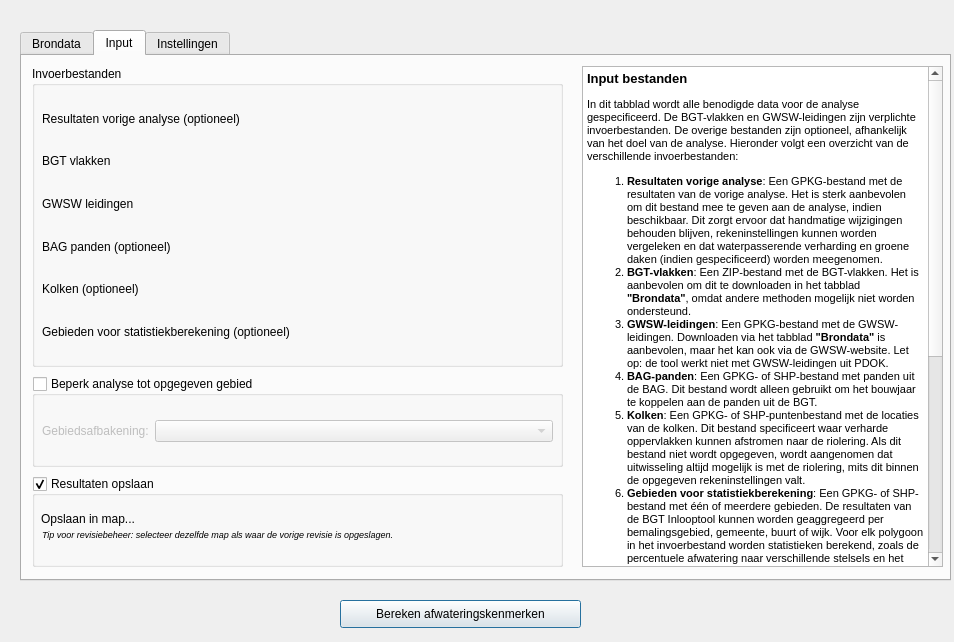
Qt form QGIS_plugin/bgtinlooptool/BGTInloopTool_dialog_base.ui (nens/bgt-inlooptool) before a commit.
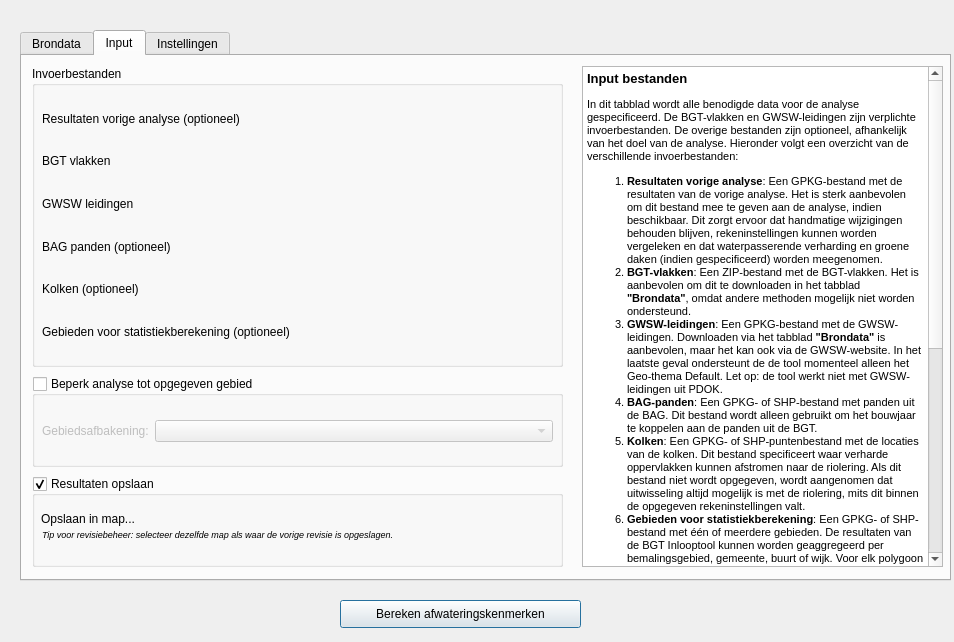
The same form after that commit. Custom widgets are drawn as their Qt base class.

Patch:
```diff
--- a/QGIS_plugin/bgtinlooptool/BGTInloopTool_dialog_base.ui
+++ b/QGIS_plugin/bgtinlooptool/BGTInloopTool_dialog_base.ui
@@ -544,7 +544,7 @@
 &lt;p style=&quot; margin-top:12px; margin-bottom:12px; margin-left:0px; margin-right:0px; -qt-block-indent:0; text-indent:0px;&quot;&gt;In dit tabblad wordt alle benodigde data voor de analyse gespecificeerd. De BGT-vlakken en GWSW-leidingen zijn verplichte invoerbestanden. De overige bestanden zijn optioneel, afhankelijk van het doel van de analyse. Hieronder volgt een overzicht van de verschillende invoerbestanden:&lt;/p&gt;
 &lt;ol style=&quot;margin-top: 0px; margin-bottom: 0px; margin-left: 0px; margin-right: 0px; -qt-list-indent: 1;&quot;&gt;&lt;li style=&quot; margin-top:12px; margin-bottom:0px; margin-left:0px; margin-right:0px; -qt-block-indent:0; text-indent:0px;&quot;&gt;&lt;span style=&quot; font-weight:600;&quot;&gt;Resultaten vorige analyse&lt;/span&gt;: Een GPKG-bestand met de resultaten van de vorige analyse. Het is sterk aanbevolen om dit bestand mee te geven aan de analyse, indien beschikbaar. Dit zorgt ervoor dat handmatige wijzigingen behouden blijven, rekeninstellingen kunnen worden vergeleken en dat waterpasserende verharding en groene daken (indien gespecificeerd) worden meegenomen.&lt;/li&gt;
 &lt;li style=&quot; margin-top:0px; margin-bottom:0px; margin-left:0px; margin-right:0px; -qt-block-indent:0; text-indent:0px;&quot;&gt;&lt;span style=&quot; font-weight:600;&quot;&gt;BGT-vlakken&lt;/span&gt;: Een ZIP-bestand met de BGT-vlakken. Het is aanbevolen om dit te downloaden in het tabblad &lt;span style=&quot; font-weight:600;&quot;&gt;&amp;quot;Brondata&amp;quot;&lt;/span&gt;, omdat andere methoden mogelijk niet worden ondersteund.&lt;/li&gt;
-&lt;li style=&quot; margin-top:0px; margin-bottom:0px; margin-left:0px; margin-right:0px; -qt-block-indent:0; text-indent:0px;&quot;&gt;&lt;span style=&quot; font-weight:600;&quot;&gt;GWSW-leidingen&lt;/span&gt;: Een GPKG-bestand met de GWSW-leidingen. Downloaden via het tabblad &lt;span style=&quot; font-weight:600;&quot;&gt;&amp;quot;Brondata&amp;quot;&lt;/span&gt; is aanbevolen, maar het kan ook via de GWSW-website. Let op: de tool werkt niet met GWSW-leidingen uit PDOK.&lt;/li&gt;
+&lt;li style=&quot; margin-top:0px; margin-bottom:0px; margin-left:0px; margin-right:0px; -qt-block-indent:0; text-indent:0px;&quot;&gt;&lt;span style=&quot; font-weight:600;&quot;&gt;GWSW-leidingen&lt;/span&gt;: Een GPKG-bestand met de GWSW-leidingen. Downloaden via het tabblad &lt;span style=&quot; font-weight:600;&quot;&gt;&amp;quot;Brondata&amp;quot;&lt;/span&gt; is aanbevolen, maar het kan ook via de GWSW-website. In het laatste geval ondersteunt de de tool momenteel alleen het Geo-thema Default. Let op: de tool werkt niet met GWSW-leidingen uit PDOK.&lt;/li&gt;
 &lt;li style=&quot; margin-top:0px; margin-bottom:0px; margin-left:0px; margin-right:0px; -qt-block-indent:0; text-indent:0px;&quot;&gt;&lt;span style=&quot; font-weight:600;&quot;&gt;BAG-panden&lt;/span&gt;: Een GPKG- of SHP-bestand met panden uit de BAG. Dit bestand wordt alleen gebruikt om het bouwjaar te koppelen aan de panden uit de BGT.&lt;/li&gt;
 &lt;li style=&quot; margin-top:0px; margin-bottom:0px; margin-left:0px; margin-right:0px; -qt-block-indent:0; text-indent:0px;&quot;&gt;&lt;span style=&quot; font-weight:600;&quot;&gt;Kolken&lt;/span&gt;: Een GPKG- of SHP-puntenbestand met de locaties van de kolken. Dit bestand specificeert waar verharde oppervlakken kunnen afstromen naar de riolering. Als dit bestand niet wordt opgegeven, wordt aangenomen dat uitwisseling altijd mogelijk is met de riolering, mits dit binnen de opgegeven rekeninstellingen valt.&lt;/li&gt;
 &lt;li style=&quot; margin-top:0px; margin-bottom:12px; margin-left:0px; margin-right:0px; -qt-block-indent:0; text-indent:0px;&quot;&gt;&lt;span style=&quot; font-weight:600;&quot;&gt;Gebieden voor statistiekberekening&lt;/span&gt;: Een GPKG- of SHP-bestand met één of meerdere gebieden. De resultaten van de BGT Inlooptool kunnen worden geaggregeerd per bemalingsgebied, gemeente, buurt of wijk. Voor elk polygoon in het invoerbestand worden statistieken berekend, zoals de percentuele afwatering naar verschillende stelsels en het type verharding.&lt;/li&gt;&lt;/ol&gt;
```
